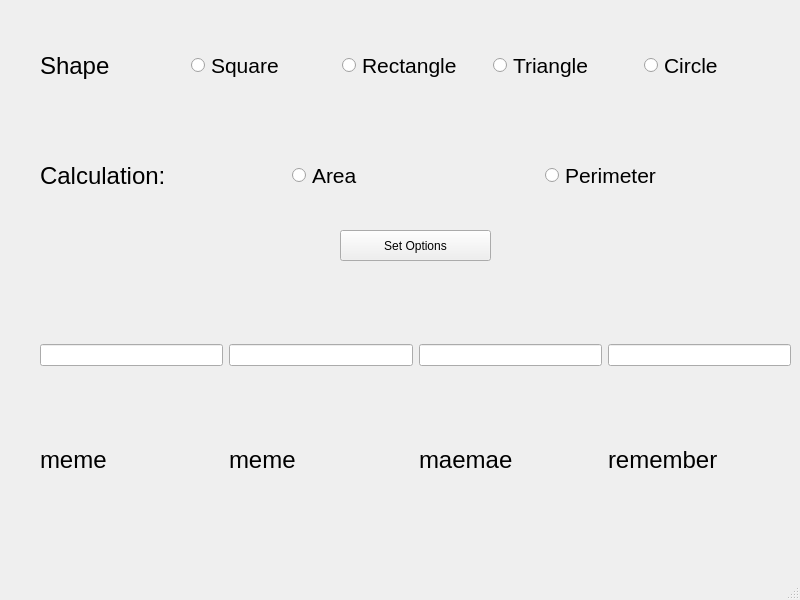
Old version of the form window.ui in the repository gbafana25/project1.
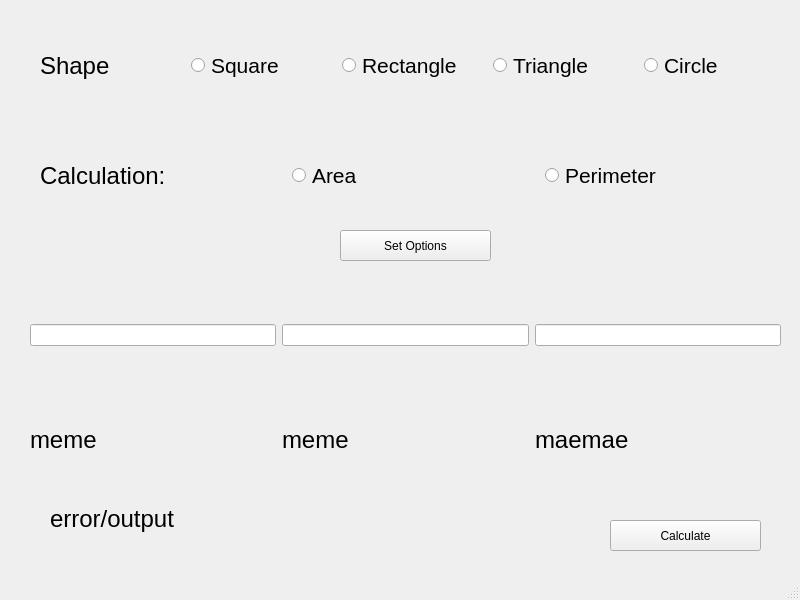
New version of the form.

Commit message: finished ui, added logic to determine what option is selected

Diff of the .ui file:
```diff
--- a/window.ui
+++ b/window.ui
@@ -156,8 +156,8 @@
    <widget class="QWidget" name="horizontalLayoutWidget_3">
     <property name="geometry">
      <rect>
-      <x>40</x>
-      <y>290</y>
+      <x>30</x>
+      <y>270</y>
       <width>751</width>
       <height>131</height>
      </rect>
@@ -172,20 +172,13 @@
      <item>
       <widget class="QLineEdit" name="parameter3"/>
      </item>
-     <item>
-      <widget class="QLineEdit" name="parameter4">
-       <property name="text">
-        <string/>
-       </property>
-      </widget>
-     </item>
     </layout>
    </widget>
    <widget class="QWidget" name="horizontalLayoutWidget_4">
     <property name="geometry">
      <rect>
-      <x>40</x>
-      <y>420</y>
+      <x>30</x>
+      <y>400</y>
       <width>751</width>
       <height>80</height>
      </rect>
@@ -227,20 +220,42 @@
        </property>
       </widget>
      </item>
-     <item>
-      <widget class="QLabel" name="p4label">
-       <property name="font">
-        <font>
-         <pointsize>18</pointsize>
-        </font>
-       </property>
-       <property name="text">
-        <string>remember</string>
-       </property>
-      </widget>
-     </item>
     </layout>
    </widget>
+   <widget class="QPushButton" name="calcgo">
+    <property name="enabled">
+     <bool>true</bool>
+    </property>
+    <property name="geometry">
+     <rect>
+      <x>610</x>
+      <y>520</y>
+      <width>151</width>
+      <height>31</height>
+     </rect>
+    </property>
+    <property name="text">
+     <string>Calculate</string>
+    </property>
+   </widget>
+   <widget class="QLabel" name="output">
+    <property name="geometry">
+     <rect>
+      <x>50</x>
+      <y>480</y>
+      <width>231</width>
+      <height>78</height>
+     </rect>
+    </property>
+    <property name="font">
+     <font>
+      <pointsize>18</pointsize>
+     </font>
+    </property>
+    <property name="text">
+     <string>error/output</string>
+    </property>
+   </widget>
   </widget>
   <widget class="QMenuBar" name="menubar">
    <property name="geometry">
```
The commit also changes 2 other files.
